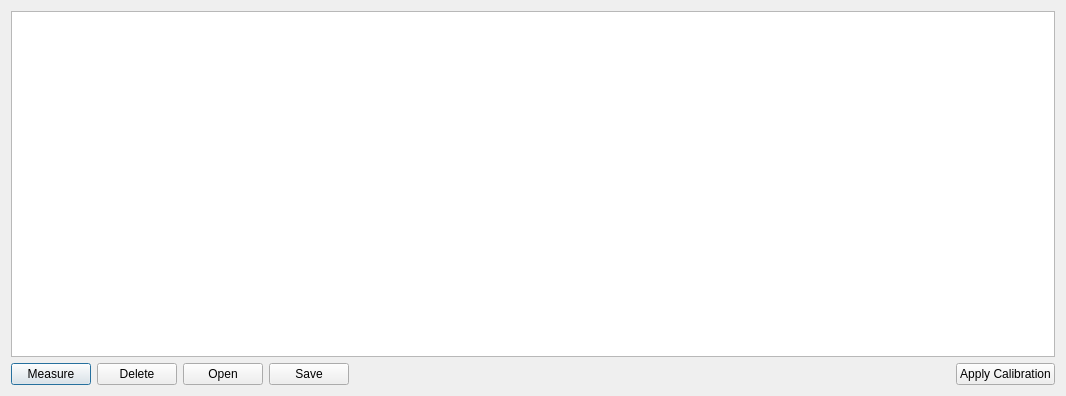
The window that Software/PC_Application/Calibration/calibrationtracedialog.ui (jankae/LibreVNA) describes before a commit, drawn with Qt 5.
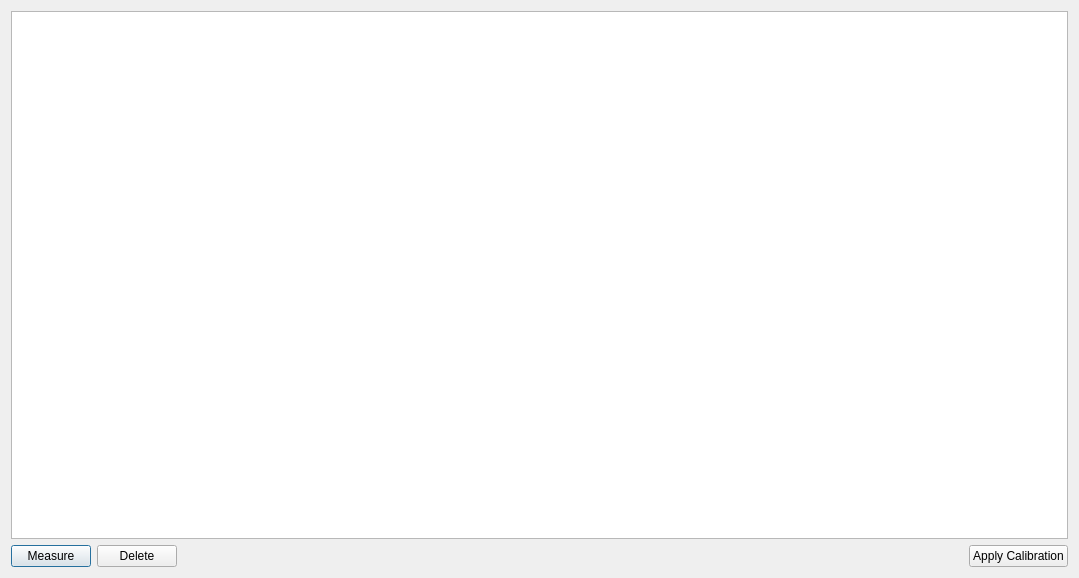
The same window after the commit. Icons and pictures are not drawn.

Diff of the .ui file:
```diff
--- a/Software/PC_Application/Calibration/calibrationtracedialog.ui
+++ b/Software/PC_Application/Calibration/calibrationtracedialog.ui
@@ -6,8 +6,8 @@
    <rect>
     <x>0</x>
     <y>0</y>
-    <width>1066</width>
-    <height>396</height>
+    <width>1079</width>
+    <height>578</height>
    </rect>
   </property>
   <property name="windowTitle">
@@ -65,28 +65,6 @@
          </property>
         </widget>
        </item>
-       <item>
-        <widget class="QPushButton" name="bOpen">
-         <property name="text">
-          <string>Open</string>
-         </property>
-         <property name="icon">
-          <iconset theme="document-open" resource="../icons.qrc">
-           <normaloff>:/icons/open.png</normaloff>:/icons/open.png</iconset>
-         </property>
-        </widget>
-       </item>
-       <item>
-        <widget class="QPushButton" name="bSave">
-         <property name="text">
-          <string>Save</string>
-         </property>
-         <property name="icon">
-          <iconset theme="document-save" resource="../icons.qrc">
-           <normaloff>:/icons/save.png</normaloff>:/icons/save.png</iconset>
-         </property>
-        </widget>
-       </item>
        <item>
         <spacer name="horizontalSpacer">
          <property name="orientation">
```
Left out of the diff: 2 changed lines with no effect on the pictures.
